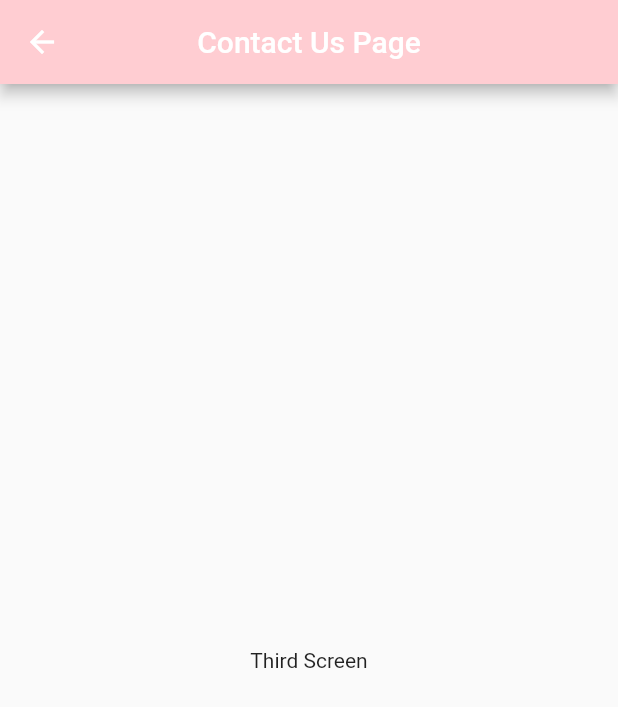
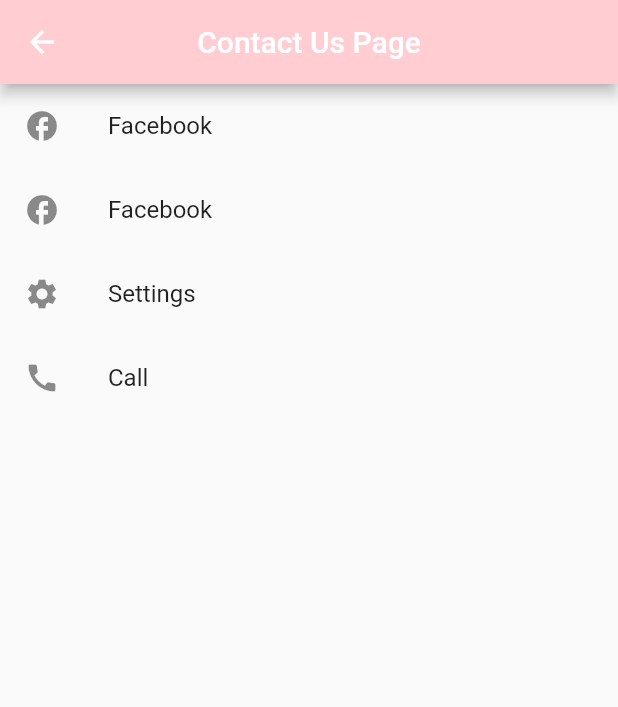
Before and after one commit to Coffee58511867/Flutter, a Flutter app: the ThirdScreen screen opened by its route, on a phone screen of 412 x 824 dp. Shown: the top 707 px of the screen. Run offline on Flutter 3.47's test engine with Material 2 defaults, Android fonts, the phone set to English and light mode, and no system bars.

Commit message:
Changed files

```diff
--- a/lib/main.dart
+++ b/lib/main.dart
@@ -41,6 +41,12 @@ class FirstScreen extends StatelessWidget {
           },
         ),
       ),
+      floatingActionButton: FloatingActionButton(
+        child: const Icon(Icons.add),
+        onPressed: () {
+          Navigator.pushNamed(context, '/dashboard');
+        },
+      ),
     );
   }
 }
--- a/lib/third_screen.dart
+++ b/lib/third_screen.dart
@@ -11,7 +11,26 @@ class ThirdScreen extends StatelessWidget {
         backgroundColor: Colors.red[100],
         centerTitle: true,
       ),
-      body: const Center(child: Text('Third Screen')),
+      body: ListView(
+        children: const [
+          ListTile(
+            leading: Icon(Icons.facebook),
+            title: Text("Facebook"),
+          ),
+          ListTile(
+            leading: Icon(Icons.facebook),
+            title: Text("Facebook"),
+          ),
+          ListTile(
+            leading: Icon(Icons.settings),
+            title: Text("Settings"),
+          ),
+          ListTile(
+            leading: Icon(Icons.call),
+            title: Text("Call"),
+          )
+        ],
+      ),
     );
   }
 }
```
